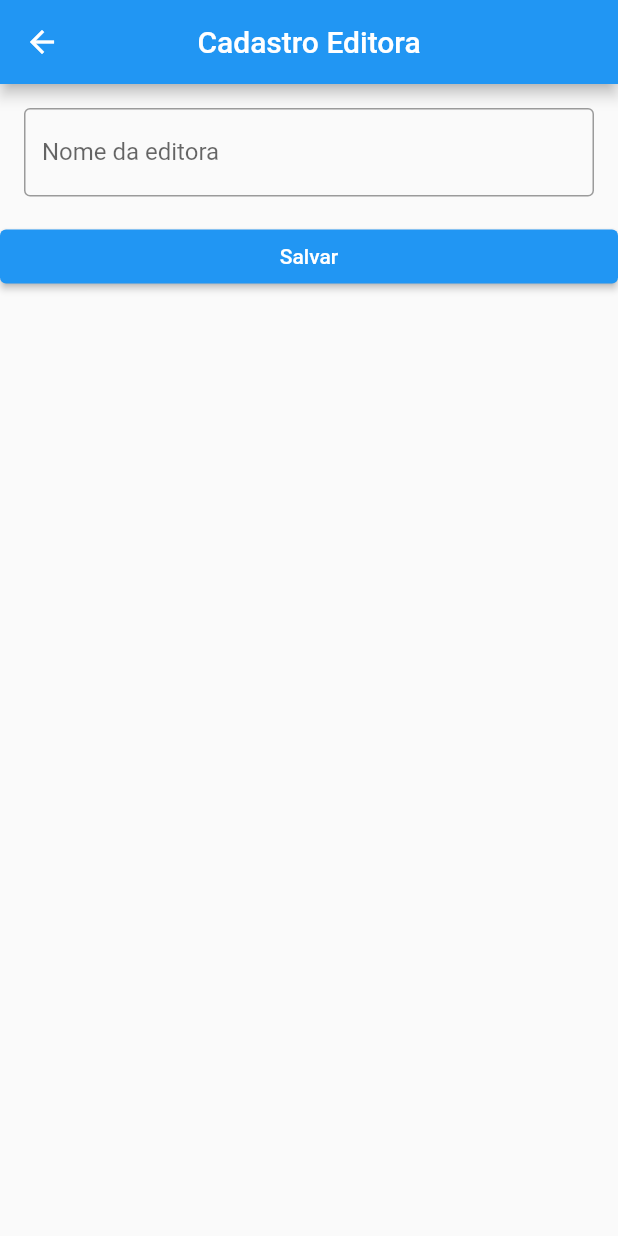
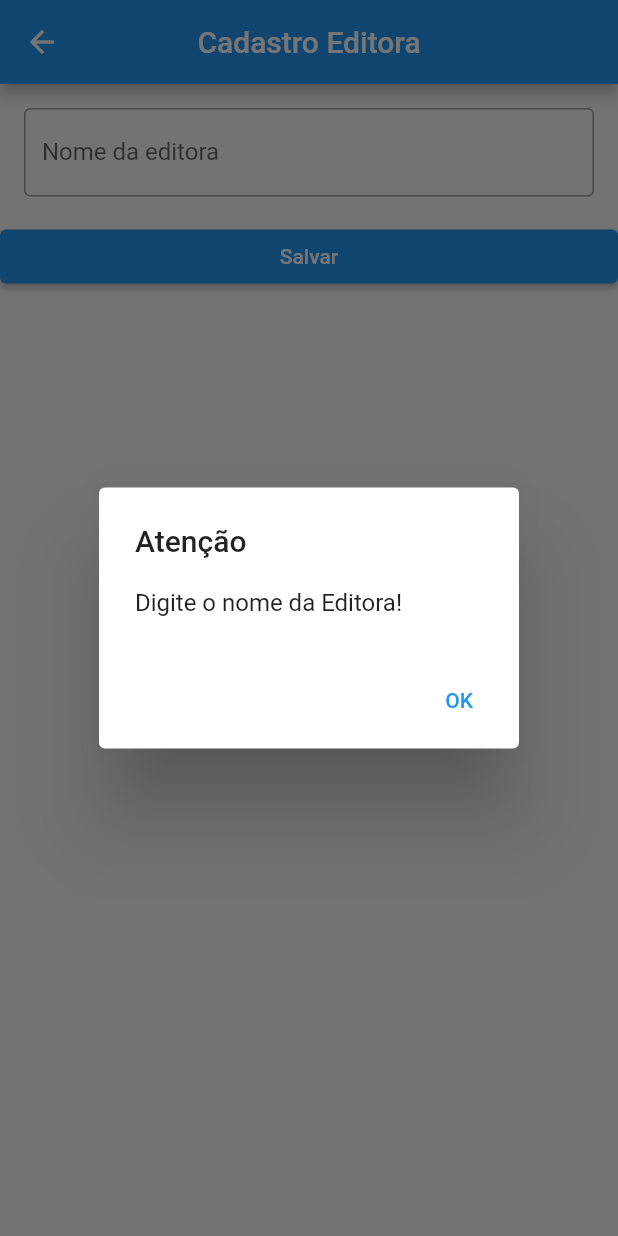
Before and after one commit to marcosdv/aula09_04_05_2022_banco_dados, a Flutter app: the CadEditoraPage screen opened directly, after a tap on "Salvar", on a phone screen of 412 x 824 dp. Run offline on Flutter 3.47's test engine with Material 2 defaults, Android fonts, the phone set to English and light mode, and no system bars; our stand-ins replace sqflite; accounts and stored records are empty.

Commit message:
Continuação do projeto - Aula 11 - 25-05-2022

```diff
--- a/lib/datasources/local/banco_dados.dart
+++ b/lib/datasources/local/banco_dados.dart
@@ -9,7 +9,7 @@ class BancoDados {
 
   Database? _db;
   Future<Database> get db async {
-    _db ??= await _iniciarDb();
+    _db = await _iniciarDb();
     return _db!;
   }
 
--- /dev/null
+++ b/lib/enums/botao_enum.dart
@@ -0,0 +1,4 @@
+enum BotaoEnum {
+  quadrado,
+  texto
+}
--- /dev/null
+++ b/lib/ui/components/botao.dart
@@ -0,0 +1,31 @@
+import 'package:aula09_04_05_2022_banco_dados/enums/botao_enum.dart';
+import 'package:flutter/material.dart';
+
+class Botao extends StatelessWidget {
+  final String texto;
+  final BotaoEnum tipo;
+  final VoidCallback clique;
+
+  const Botao({
+    required this.texto,
+    this.tipo = BotaoEnum.quadrado,
+    required this.clique,
+    Key? key}) : super(key: key);
+
+  @override
+  Widget build(BuildContext context) {
+    switch (tipo) {
+      case BotaoEnum.quadrado: return _criarBotaoQuadrado();
+      case BotaoEnum.texto: return _criarBotaoTexto();
+      default: return Container();
+    }
+  }
+
+  Widget _criarBotaoTexto() {
+    return TextButton(child: Text(texto), onPressed: clique);
+  }
+
+  Widget _criarBotaoQuadrado() {
+    return ElevatedButton(child: Text(texto), onPressed: clique);
+  }
+}
--- a/lib/ui/components/components.dart
+++ b/lib/ui/components/components.dart
@@ -1,2 +1,4 @@
+export 'botao.dart';
 export 'campo_texto.dart';
 export 'circulo_espera.dart';
+export 'mensagem_alerta.dart';
--- /dev/null
+++ b/lib/ui/components/mensagem_alerta.dart
@@ -0,0 +1,21 @@
+import 'package:flutter/material.dart';
+
+class MensagemAlerta {
+  Future show({
+    required BuildContext context,
+    required String titulo,
+    required String texto,
+    required List<Widget> botoes
+  }) {
+    return showDialog(
+      context: context,
+      builder: (context) {
+        return AlertDialog(
+          title: Text(titulo),
+          content: Text(texto),
+          actions: botoes,
+        );
+      }
+    );
+  }
+}
--- a/lib/ui/pages/cad_editora_page.dart
+++ b/lib/ui/pages/cad_editora_page.dart
@@ -1,10 +1,16 @@
 import 'package:aula09_04_05_2022_banco_dados/datasources/datasources.dart';
+import 'package:aula09_04_05_2022_banco_dados/enums/botao_enum.dart';
 import 'package:aula09_04_05_2022_banco_dados/models/models.dart';
+import 'package:aula09_04_05_2022_banco_dados/ui/components/botao.dart';
 import 'package:aula09_04_05_2022_banco_dados/ui/components/components.dart';
 import 'package:flutter/material.dart';
 
+import '../components/mensagem_alerta.dart';
+
 class CadEditoraPage extends StatefulWidget {
-  const CadEditoraPage({Key? key}) : super(key: key);
+  final Editora? editora;
+
+  const CadEditoraPage({this.editora, Key? key}) : super(key: key);
 
   @override
   State<CadEditoraPage> createState() => _CadEditoraPageState();
@@ -15,20 +21,79 @@ class _CadEditoraPageState extends State<CadEditoraPage> {
   final _nomeController = TextEditingController();
 
   @override
+  void initState() {
+    super.initState();
+    if (widget.editora != null) {
+      _nomeController.text = widget.editora!.nome;
+    }
+  }
+
+  @override
   Widget build(BuildContext context) {
     return Scaffold(
       appBar: AppBar(title: const Text('Cadastro Editora'), centerTitle: true),
       body: ListView(
         children: [
           CampoTexto(controller: _nomeController, texto: 'Nome da editora'),
-          ElevatedButton(
-            child: Text('Salvar'),
-            onPressed: () {
-              _editoraHelper.inserir(Editora(nome: _nomeController.text));
-            },
-          ),
+          Botao(texto: 'Salvar', clique: _salvarEditora),
+          _criarBotaoExcluir(),
         ],
       ),
     );
   }
+
+  Widget _criarBotaoExcluir() {
+    if (widget.editora != null) {
+      return Botao(texto: 'Excluir', clique: _excluirEditora,);
+    }
+    return Container();
+  }
+
+  void _excluirEditora() {
+    MensagemAlerta().show(
+      context: context,
+      titulo: 'Atenção',
+      texto: 'Deseja realmente excluir essa editora?',
+      botoes: [
+        Botao(texto: 'Sim', tipo: BotaoEnum.texto, clique: _confirmaExclusao),
+        Botao(texto: 'Não', clique: (){ Navigator.pop(context); }),
+      ]
+    );
+  }
+
+  void _confirmaExclusao() {
+    if (widget.editora != null) {
+      _editoraHelper.apagar(widget.editora!);
+    }
+    Navigator.pop(context);
+    Navigator.pop(context);
+  }
+
+  void _salvarEditora() {
+    if (_nomeController.text.trim().isEmpty) {
+      MensagemAlerta().show(
+        context: context,
+        titulo: 'Atenção',
+        texto: 'Digite o nome da Editora!',
+        botoes: [
+          Botao(texto: 'OK', tipo: BotaoEnum.texto,
+              clique: (){ Navigator.pop(context); })
+        ]
+      );
+
+      return;
+    }
+
+    if (widget.editora == null) {
+      _editoraHelper.inserir(Editora(nome: _nomeController.text));
+    }
+    else {
+      _editoraHelper.alterar(Editora(
+        codigo: widget.editora!.codigo,
+        nome: _nomeController.text
+      ));
+    }
+
+    Navigator.pop(context);
+  }
 }
--- a/lib/ui/pages/home_page.dart
+++ b/lib/ui/pages/home_page.dart
@@ -3,6 +3,8 @@ import 'package:aula09_04_05_2022_banco_dados/models/models.dart';
 import 'package:aula09_04_05_2022_banco_dados/ui/components/components.dart';
 import 'package:aula09_04_05_2022_banco_dados/ui/pages/pages.dart';
 import 'package:flutter/material.dart';
+
+import 'livros_page.dart';
 
 class HomePage extends StatefulWidget {
   const HomePage({Key? key}) : super(key: key);
@@ -54,11 +56,27 @@ class _HomePageState extends State<HomePage> {
   }
 
   Widget _criarItemLista(Editora editora) {
-    return Text(editora.nome);
+    return GestureDetector(
+      child: Card(
+        child: Padding(
+          padding: EdgeInsets.all(12),
+          child: Text(editora.nome, style: TextStyle(fontSize: 30),),
+        ),
+      ),
+      onTap: () {
+        Navigator.push(context, MaterialPageRoute(
+          builder: (context) => LivrosPage(editora)));
+      },
+      onLongPress: () {
+        _abrirCadastroEditora(editora: editora);
+      },
+    );
   }
 
-  void _abrirCadastroEditora() {
-    Navigator.push(context, MaterialPageRoute(
-        builder: (context) => const CadEditoraPage()));
+  void _abrirCadastroEditora({Editora? editora}) async {
+    await Navigator.push(context, MaterialPageRoute(
+        builder: (context) => CadEditoraPage(editora: editora,)));
+
+    setState(() { });
   }
 }
--- /dev/null
+++ b/lib/ui/pages/livros_page.dart
@@ -0,0 +1,23 @@
+import 'package:aula09_04_05_2022_banco_dados/models/models.dart';
+import 'package:flutter/material.dart';
+
+class LivrosPage extends StatefulWidget {
+  final Editora editora;
+
+  const LivrosPage(this.editora, {Key? key}) : super(key: key);
+
+  @override
+  State<LivrosPage> createState() => _LivrosPageState();
+}
+
+class _LivrosPageState extends State<LivrosPage> {
+  @override
+  Widget build(BuildContext context) {
+    return Scaffold(
+      appBar: AppBar(
+        title: Text(widget.editora.nome),
+        centerTitle: true,
+      ),
+    );
+  }
+}
--- a/lib/ui/pages/pages.dart
+++ b/lib/ui/pages/pages.dart
@@ -1,2 +1,3 @@
 export 'cad_editora_page.dart';
 export 'home_page.dart';
+export 'livros_page.dart';
```
Also changed, not shown: 1 other file.
